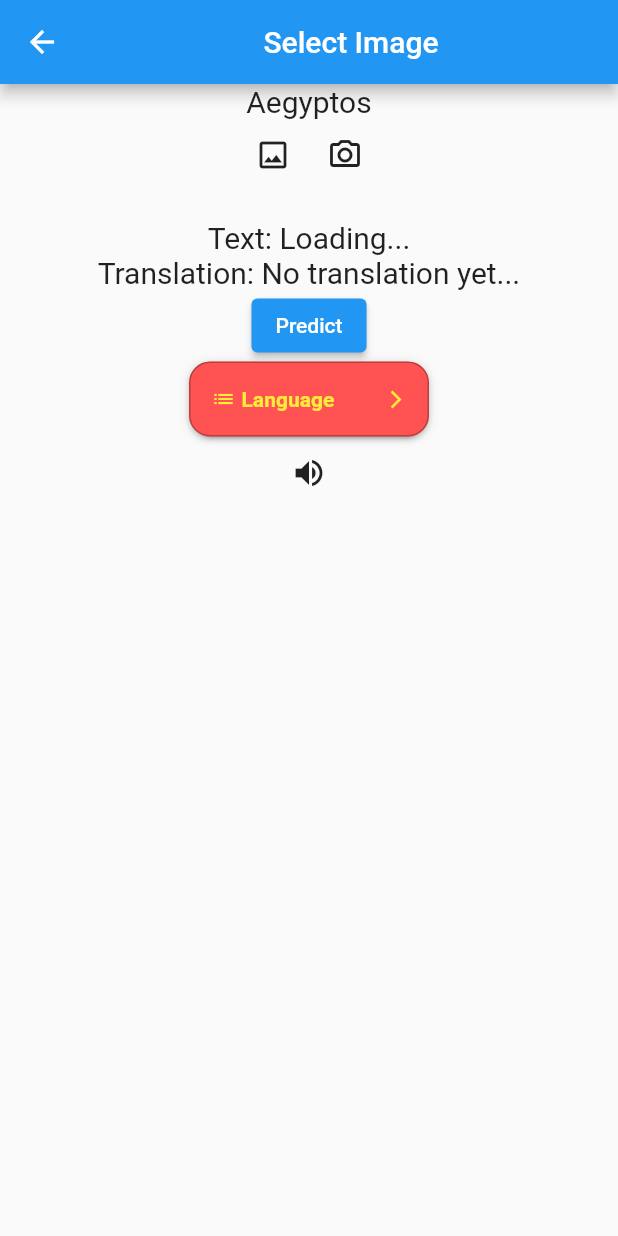
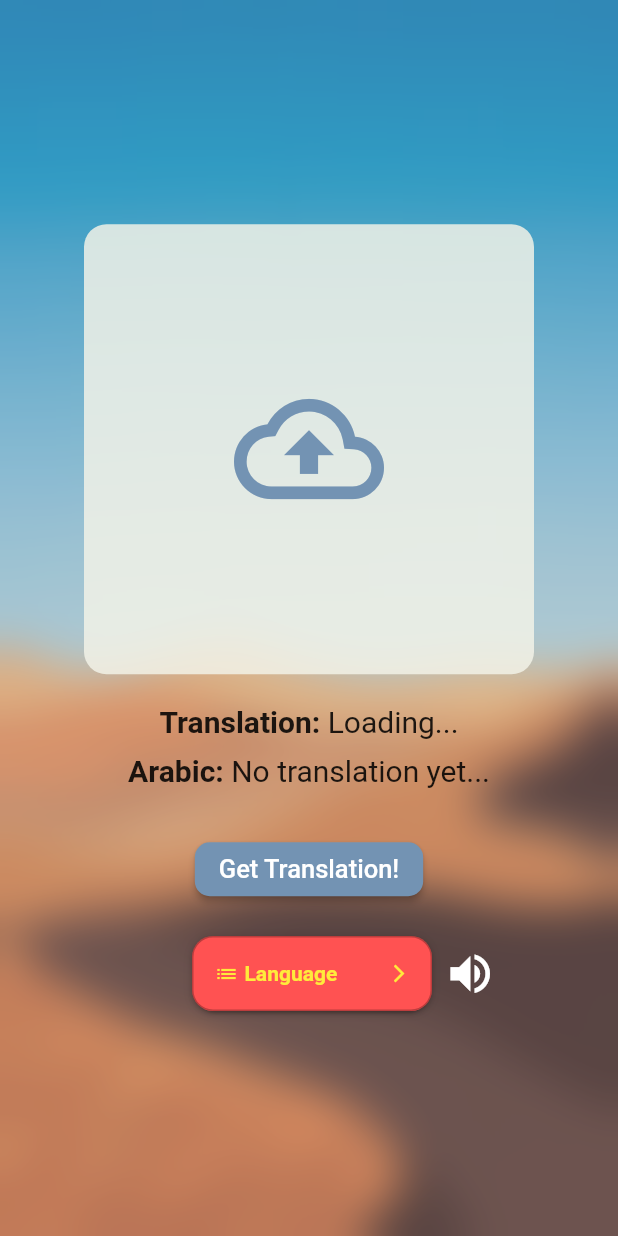
Before and after one commit to ahmedbassemaly/Aegyptos, a Flutter app: the HomePage screen opened directly, on a phone screen of 412 x 824 dp. Run offline on Flutter 3.47's test engine with Material 2 defaults, Android fonts, the phone set to English and light mode, and no system bars; drawn by our look-alikes of dropdown_button2; our stand-ins replace cloud_firestore, firebase_core, flutter_riverpod, flutter_tts, image_picker, liquid_swipe; accounts and stored records are empty.

Commit message:
Added UI to Homepage

```diff
--- a/lib/homepage.dart
+++ b/lib/homepage.dart
@@ -1,5 +1,6 @@
 // ignore_for_file: public_member_api_docs, sort_constructors_first, must_be_immutable
 import 'dart:io';
+import 'dart:ui';
 import 'package:cloud_firestore/cloud_firestore.dart';
 // import 'package:firebase_core/firebase_core.dart';
 import 'package:flutter/material.dart';
@@ -61,56 +62,134 @@ class _HomePageState extends ConsumerState<HomePage> {
   @override
   Widget build(BuildContext context) {
     return Scaffold(
-      appBar: AppBar(
-        title: const Center(child: Text('Select Image')),
+      body: Container(
+        decoration: const BoxDecoration(
+          image: DecorationImage(
+            image: AssetImage("assets/Background4.png"),
+            fit: BoxFit.cover,
           ),
-      body: SafeArea(
+        ),
+        child: Container(
+          child: ClipRRect(
+            // make sure we apply clip it properly
+            child: BackdropFilter(
+              filter: ImageFilter.blur(sigmaX: 15, sigmaY: 15),
+              child: Container(
+                alignment: Alignment.center,
+                color: Colors.grey.withOpacity(0.3),
+                child: SingleChildScrollView(
                   child: Column(
                     children: [
+                      Row(
+                        mainAxisAlignment: MainAxisAlignment.center,
+                        children: [
+                          // IconButton(
+                          //   onPressed: () {
+                          //     getImage(false);
+                          //   },
+                          //   icon: const Icon(Icons.image_outlined),
+                          // ),
+                        ],
+                      ),
+                      _image == null
+                          ? GestureDetector(
+                              onTap: () {
+                                getImage(false);
+                              },
+                              child: Container(
+                                  height: 300.0,
+                                  width: 300.0,
+                                  decoration: BoxDecoration(
+                                      borderRadius: BorderRadius.circular(15.0),
+                                      color: const Color.fromARGB(
+                                          213, 243, 243, 232)),
+                                  child: const Center(
+                                    child: Icon(
+                                      Icons.cloud_upload_outlined,
+                                      size: 100,
+                                      color: Color.fromARGB(255, 115, 147, 179),
+                                    ),
+                                  )),
+                            )
+                          : GestureDetector(
+                              onTap: () {
+                                getImage(false);
+                              },
+                              child: Container(
+                                height: 300,
+                                width: 300,
+                                decoration: BoxDecoration(
+                                    image: DecorationImage(
+                                        image: FileImage(_image!),
+                                        fit: BoxFit.cover),
+                                    borderRadius: BorderRadius.circular(15.0)),
+
+                                // child: Image.file(
+                                //   _image!,
+                                // ),
+                              ),
+                            ),
+                      const SizedBox(
+                        height: 20.0,
+                      ),
+                      Column(
+                        // crossAxisAlignment: CrossAxisAlignment.start,
+                        children: [
+                          Row(
+                            mainAxisAlignment: MainAxisAlignment.center,
+                            children: [
                               const Text(
-              'Aegyptos',
-              style: TextStyle(fontSize: 20.0),
+                                'Translation: ',
+                                style: TextStyle(
+                                    fontSize: 20, fontWeight: FontWeight.bold),
+                              ),
+                              Text(
+                                prediction,
+                                style: const TextStyle(fontSize: 20),
+                              ),
+                            ],
+                          ),
+                          const SizedBox(
+                            height: 10.0,
                           ),
                           Row(
                             mainAxisAlignment: MainAxisAlignment.center,
                             children: [
-                IconButton(
-                  onPressed: () {
-                    getImage(false);
-                  },
-                  icon: const Icon(Icons.image_outlined),
+                              const Text(
+                                'Arabic: ',
+                                style: TextStyle(
+                                    fontSize: 20, fontWeight: FontWeight.bold),
                               ),
-                const SizedBox(height: 10.2),
-                IconButton(
-                  onPressed: () {
-                    getImage(true);
-                  },
-                  icon: const Icon(Icons.camera_alt_outlined),
+                              Text(
+                                translation,
+                                style: const TextStyle(fontSize: 20),
                               ),
                             ],
                           ),
-            _image == null
-                ? Container()
-                : Image.file(
-                    _image!,
-                    height: 300.0,
-                    width: 300.0,
+                          const SizedBox(
+                            height: 30.0,
+                          ),
+                        ],
+                      ),
+                      ElevatedButton(
+                        onPressed: _onPredictPressed,
+                        style: ElevatedButton.styleFrom(
+                            backgroundColor: const Color(0xFF7393b3),
+                            shape: RoundedRectangleBorder(
+                                borderRadius: BorderRadius.circular(10.0))),
+                        child: const Text(
+                          'Get Translation!',
+                          style: TextStyle(color: Colors.white, fontSize: 17),
+                        ),
                       ),
                       const SizedBox(
                         height: 20.0,
                       ),
-            Text(
-              'Text: $prediction',
-              style: const TextStyle(fontSize: 20),
-            ),
-            Text(
-              'Translation: $translation',
-              style: const TextStyle(fontSize: 20),
-            ),
-            ElevatedButton(
-              onPressed: _onPredictPressed,
-              child: const Text('Predict'),
-            ),
+                      Padding(
+                        padding: const EdgeInsets.only(left: 55),
+                        child: Row(
+                          mainAxisAlignment: MainAxisAlignment.center,
+                          children: [
                             DropdownLanguage(
                               onSelectedValueChanged: (String selectedValue) {
                                 setState(() {
@@ -120,6 +199,8 @@ class _HomePageState extends ConsumerState<HomePage> {
                             ),
                             IconButton(
                               icon: const Icon(Icons.volume_up),
+                              color: Colors.white,
+                              iconSize: 35,
                               onPressed: () {
                                 if (_selectedValue == 'English') {
                                   selectedLanguage = 'en-US';
@@ -136,6 +217,14 @@ class _HomePageState extends ConsumerState<HomePage> {
                           ],
                         ),
                       ),
+                    ],
+                  ),
+                ),
+              ),
+            ),
+          ),
+        ),
+      ),
     );
   }
 }
```
Lines whose indentation alone changed are shown as unchanged.
